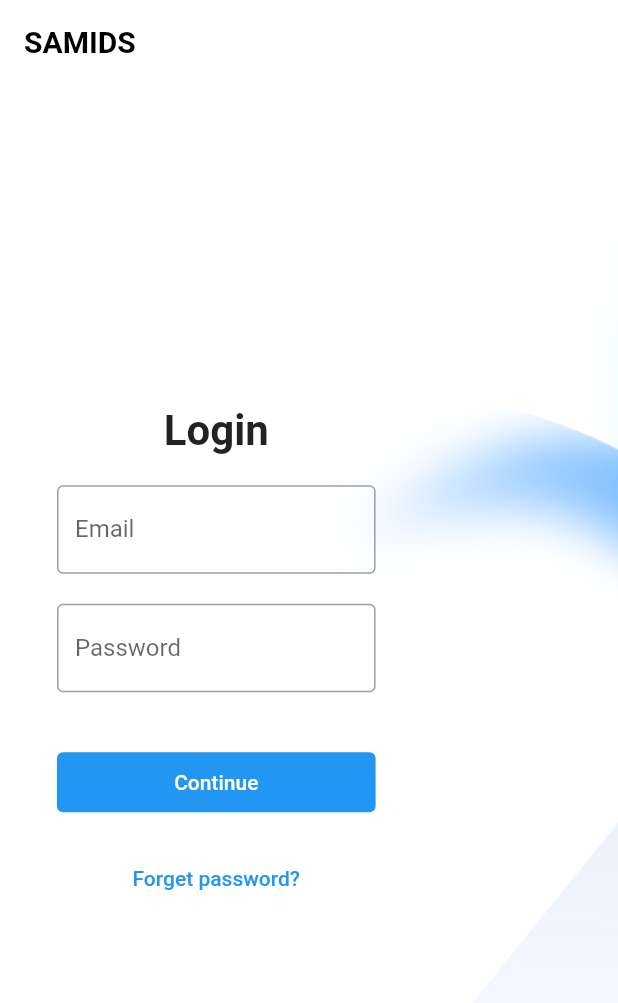
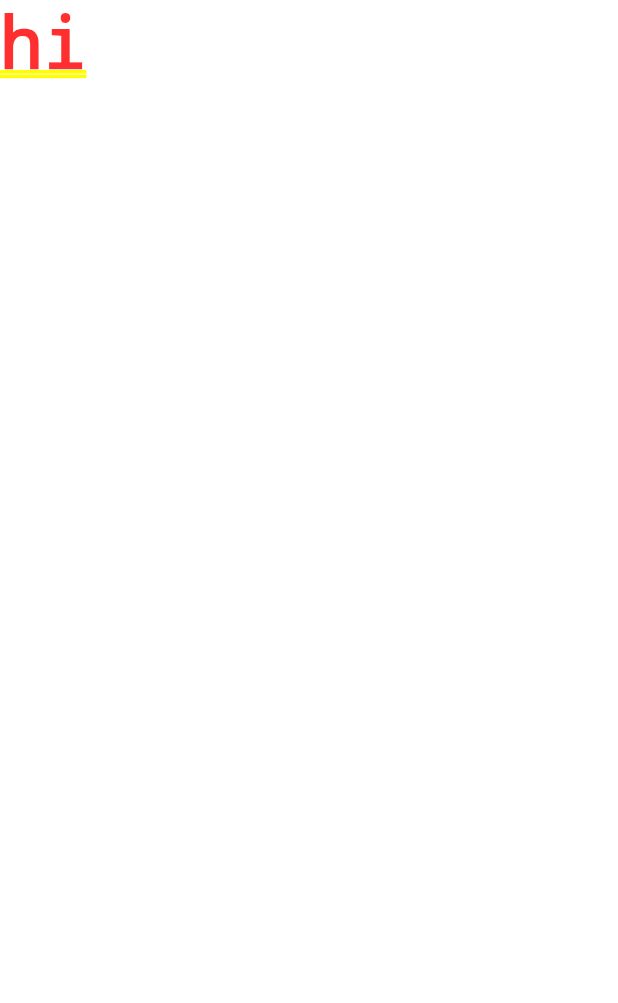
Before and after one commit to Adotac/SAMIDS-Project, a Flutter app: the screen it shows after launch, on a phone screen of 412 x 824 dp. Shown: the top 1003 px of the screen. Run offline on Flutter 3.47's test engine with Material 2 defaults, Android fonts, the phone set to English and light mode, and no system bars; missing offline and left inert: dart:html.

Commit message:
initial admin dashboard

```diff
--- a/_flutter src-code/lib/src/app.dart
+++ b/_flutter src-code/lib/src/app.dart
@@ -1,6 +1,7 @@
 import 'package:flutter/material.dart';
 
 import 'package:flutter_localizations/flutter_localizations.dart';
+import 'package:samids_web_app/src/screen/admin/dashboard.dart';
 import 'package:samids_web_app/src/screen/login.dart';
 import 'package:samids_web_app/src/settings/settings_controller.dart';
 
@@ -63,7 +64,7 @@ class MyApp extends StatelessWidget {
             return MaterialPageRoute<void>(
               settings: routeSettings,
               builder: (BuildContext context) {
-                return LoginScreen();
+                return AdminDashboard();
               },
             );
           },
--- /dev/null
+++ b/_flutter src-code/lib/src/screen/admin/dashboard.dart
@@ -0,0 +1,15 @@
+import 'package:flutter/material.dart';
+
+class AdminDashboard extends StatefulWidget {
+  const AdminDashboard({super.key});
+
+  @override
+  State<AdminDashboard> createState() => _AdminDashboardState();
+}
+
+class _AdminDashboardState extends State<AdminDashboard> {
+  @override
+  Widget build(BuildContext context) {
+    return Container(child: Text("hi"),);
+  }
+}
--- a/_flutter src-code/lib/src/screen/login.dart
+++ b/_flutter src-code/lib/src/screen/login.dart
@@ -40,7 +40,7 @@ class LoginScreen extends StatelessWidget {
                 height: 40,
               ),
               const Text(
-                'SAMIDS',
+                'Smart Attendance Management System',
                 style: TextStyle(
                   fontWeight: FontWeight.bold,
                   color: Colors.black,
@@ -48,27 +48,23 @@ class LoginScreen extends StatelessWidget {
               ),
             ],
           ),
-          actions: const [],
         ),
-        body: Row(
-          children: [
-            SizedBox(
+        body: LoginForumField(context),
+      ),
+    ]);
+  }
+
+  // ignore: non_constant_identifier_names
+  Container LoginForumField(BuildContext context) {
+    return Container(
       width: MediaQuery.of(context).size.width * 0.70,
-              child: Container(
-                color: Colors.transparent,
+      height: MediaQuery.of(context).size.height * 0.80,
+      alignment: Alignment.center,
+      child: SizedBox(
+        width: 300,
         child: Column(
           mainAxisAlignment: MainAxisAlignment.center,
-                  children: [
-                    SizedBox(
-                      height: 420,
-                      width: 370,
-                      child: Card(
-                        elevation: 0,
-                        color: Colors.transparent,
-                        child: Padding(
-                          padding: const EdgeInsets.all(24.0),
-                          child: Column(
-                            mainAxisAlignment: MainAxisAlignment.center,
+          crossAxisAlignment: CrossAxisAlignment.center,
           children: [
             Text(
               "Login",
@@ -102,7 +98,7 @@ class LoginScreen extends StatelessWidget {
               ),
             ),
             SizedBox(
-                                height: 20,
+              height: 10,
             ),
             Container(
               padding: EdgeInsets.all(10),
@@ -131,21 +127,7 @@ class LoginScreen extends StatelessWidget {
           ],
         ),
       ),
-                      ),
-                    ),
-                  ],
-                ),
-              ),
-            ),
-            Expanded(
-              child: Container(
-                  // child: Text("data"),
-                  ),
-            )
-          ],
-        ),
-      ),
-    ]);
+    );
   }
 
   Future<String?> forgetPass(BuildContext context) {
```
Lines whose indentation alone changed are shown as unchanged.
